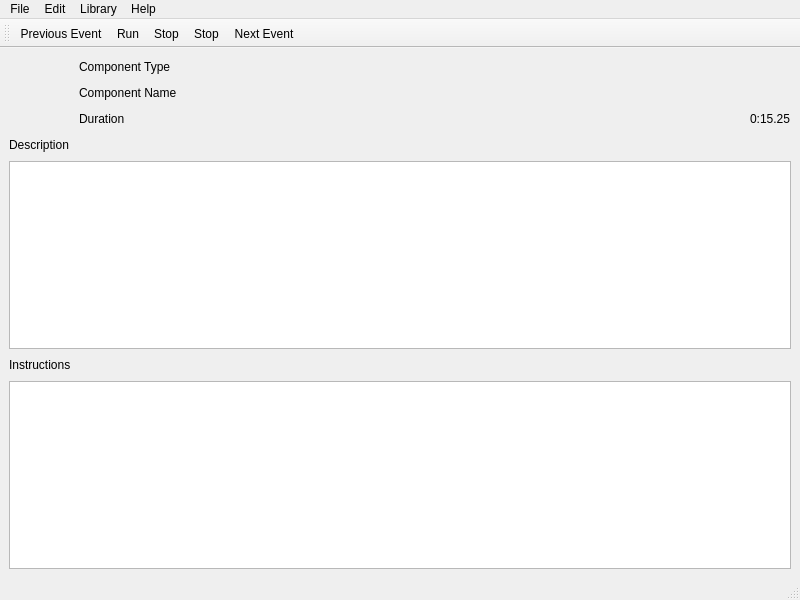
This is UI/Forms/MainWindow.ui in jameskyle/KExperiment as Qt 5 draws it before an edit. The edited form follows.
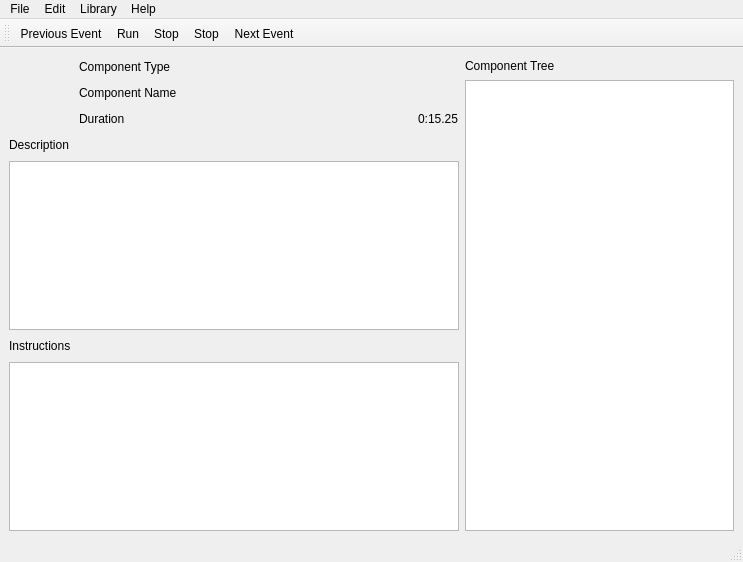
This is the edited form. Icons and pictures are not drawn.

Commit message: CMakeLists.txt properly link icon resources. Logger now exposes displayMessage as a slot. ComponentModel provides an EditRole for QDataWidgetMapper & QLabels. Completed ComponentSortFilterProxyModel class. Consolidated the various *LibraryDocks into a single dock view with filters. MainWindow now updates the component widget view on component selection.

Diff of the .ui file:
```diff
--- a/UI/Forms/MainWindow.ui
+++ b/UI/Forms/MainWindow.ui
@@ -6,19 +6,17 @@
    <rect>
     <x>0</x>
     <y>0</y>
-    <width>800</width>
-    <height>600</height>
+    <width>743</width>
+    <height>562</height>
    </rect>
   </property>
   <property name="windowTitle">
    <string>MainWindow</string>
   </property>
   <widget class="QWidget" name="centralwidget">
-   <layout class="QHBoxLayout" name="horizontalLayout_9">
+   <layout class="QHBoxLayout" name="horizontalLayout_7">
     <item>
-     <layout class="QHBoxLayout" name="horizontalLayout_8">
-      <item>
-       <layout class="QVBoxLayout" name="verticalLayout_6">
+     <layout class="QVBoxLayout" name="verticalLayout_5">
         <item>
          <layout class="QHBoxLayout" name="horizontalLayout_4">
           <item>
@@ -134,8 +132,6 @@
         <item>
          <layout class="QVBoxLayout" name="verticalLayout_2">
           <item>
-           <layout class="QVBoxLayout" name="verticalLayout_5">
-            <item>
              <layout class="QHBoxLayout" name="horizontalLayout_5">
               <item>
                <widget class="QLabel" name="descriptionLabel">
@@ -160,11 +156,7 @@
              </layout>
             </item>
             <item>
-             <widget class="QTextEdit" name="componentDescriptionTextEdit">
-              <property name="enabled">
-               <bool>true</bool>
-              </property>
-             </widget>
+         <widget class="QTextEdit" name="descriptionTextEdit"/>
             </item>
            </layout>
           </item>
@@ -180,14 +172,53 @@
                </widget>
               </item>
               <item>
+           <spacer name="horizontalSpacer_7">
+            <property name="orientation">
+             <enum>Qt::Horizontal</enum>
+            </property>
+            <property name="sizeHint" stdset="0">
+             <size>
+              <width>388</width>
+              <height>20</height>
+             </size>
+            </property>
+           </spacer>
+          </item>
+         </layout>
+        </item>
+        <item>
+         <widget class="QTextEdit" name="instructionTextEdit"/>
+        </item>
+       </layout>
+      </item>
+     </layout>
+    </item>
+    <item>
+     <layout class="QVBoxLayout" name="verticalLayout">
+      <item>
+       <layout class="QHBoxLayout" name="horizontalLayout_9">
+        <item>
+         <widget class="QLabel" name="componentTreeLabel">
+          <property name="whatsThis">
+           <string>Compnent execution tree.</string>
+          </property>
+          <property name="text">
+           <string>Component Tree</string>
+          </property>
+          <property name="textInteractionFlags">
+           <set>Qt::LinksAccessibleByMouse</set>
+          </property>
+         </widget>
+        </item>
+        <item>
                <spacer name="horizontalSpacer_5">
                 <property name="orientation">
                  <enum>Qt::Horizontal</enum>
                 </property>
                 <property name="sizeHint" stdset="0">
                  <size>
-                  <width>388</width>
-                  <height>20</height>
+            <width>68</width>
+            <height>17</height>
                  </size>
                 </property>
                </spacer>
@@ -195,17 +226,47 @@
              </layout>
             </item>
             <item>
-             <widget class="QTextEdit" name="experimentInstructionTextEdit">
-              <property name="enabled">
+       <widget class="QTreeView" name="componentTreeView">
+        <property name="minimumSize">
+         <size>
+          <width>243</width>
+          <height>0</height>
+         </size>
+        </property>
+        <property name="horizontalScrollBarPolicy">
+         <enum>Qt::ScrollBarAlwaysOff</enum>
+        </property>
+        <property name="editTriggers">
+         <set>QAbstractItemView::NoEditTriggers</set>
+        </property>
+        <property name="showDropIndicator" stdset="0">
+         <bool>false</bool>
+        </property>
+        <property name="alternatingRowColors">
+         <bool>true</bool>
+        </property>
+        <property name="selectionMode">
+         <enum>QAbstractItemView::NoSelection</enum>
+        </property>
+        <property name="indentation">
+         <number>20</number>
+        </property>
+        <property name="rootIsDecorated">
+         <bool>true</bool>
+        </property>
+        <property name="itemsExpandable">
+         <bool>true</bool>
+        </property>
+        <property name="animated">
+         <bool>true</bool>
+        </property>
+        <property name="wordWrap">
+         <bool>true</bool>
+        </property>
+        <property name="expandsOnDoubleClick">
                <bool>true</bool>
               </property>
              </widget>
-            </item>
-           </layout>
-          </item>
-         </layout>
-        </item>
-       </layout>
       </item>
      </layout>
     </item>
@@ -216,7 +277,7 @@
     <rect>
      <x>0</x>
      <y>0</y>
-     <width>800</width>
+     <width>743</width>
      <height>22</height>
     </rect>
    </property>
```
Left out of the diff: 70 changed lines with no effect on the pictures. Lines whose indentation alone changed are shown as unchanged. The commit also changes 12 other files.
